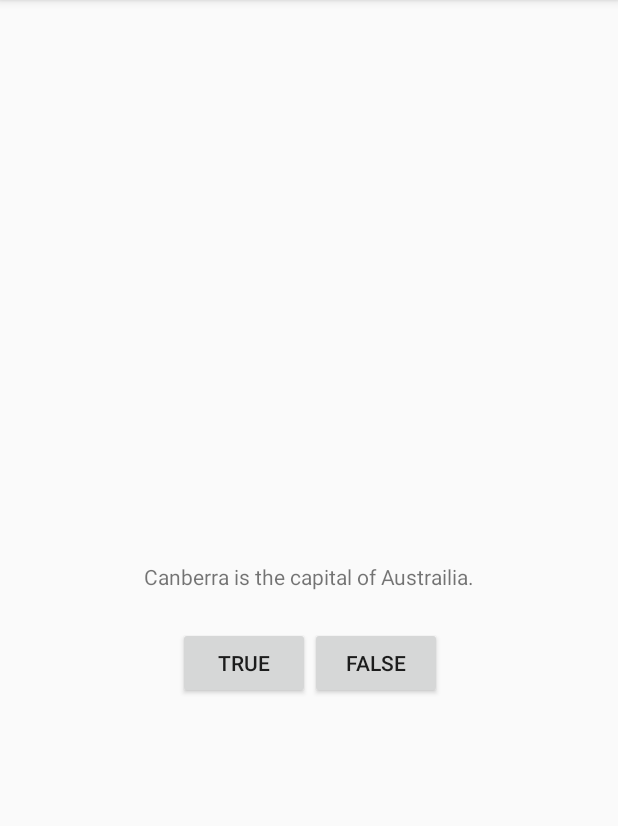
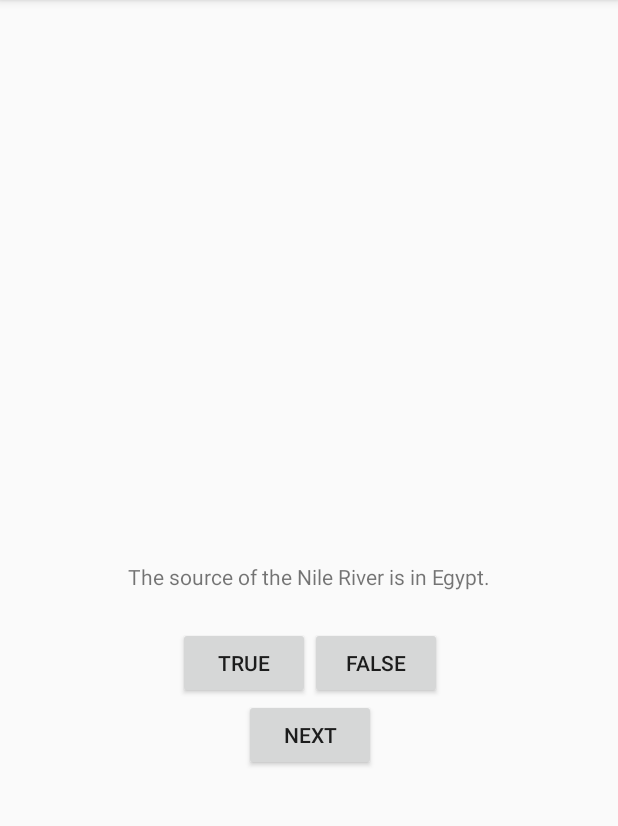
Before and after one commit to edwardho/BigNerdRanchAndroid, an Android app: the QuizActivity screen opened directly, with no data from a screen before it, after a tap on "FALSE", on a phone screen of 412 x 824 dp, the part 84-910 px from its top. Run offline under Robolectric (Android 15) with nearby library versions, the phone set to English and light mode, and no system bars.

Commit message:
Completed BNR - Android - 3e - Chapter 2 - pre-Challenge

```diff
--- /dev/null
+++ b/GeoQuiz/app/src/main/java/android/bignerdranch/com/Question.java
@@ -0,0 +1,28 @@
+package android.bignerdranch.com;
+
+public class Question {
+
+    private int mTextResId;
+    private boolean mAnswerTrue;
+
+    public Question(int textResId, boolean answerTrue) {
+        mTextResId = textResId;
+        mAnswerTrue = answerTrue;
+    }
+
+    public int getTextResId() {
+        return mTextResId;
+    }
+
+    public boolean isAnswerTrue() {
+        return mAnswerTrue;
+    }
+
+    public void setTextResId(int textResId) {
+        mTextResId = textResId;
+    }
+
+    public void setAnswerTrue(boolean answerTrue) {
+        mAnswerTrue = answerTrue;
+    }
+}
--- a/GeoQuiz/app/src/main/java/android/bignerdranch/com/QuizActivity.java
+++ b/GeoQuiz/app/src/main/java/android/bignerdranch/com/QuizActivity.java
@@ -4,34 +4,86 @@
 import android.support.v7.app.AppCompatActivity;
 import android.view.View;
 import android.widget.Button;
+import android.widget.TextView;
 import android.widget.Toast;
 
 public class QuizActivity extends AppCompatActivity {
 
     private Button mTrueButton;
     private Button mFalseButton;
+    private Button mNextButton;
+    private TextView mStatementTextView;
+
+    private Question[] mStatementBank = new Question[] {
+            new Question(R.string.statement_africa, false),
+            new Question(R.string.statement_americas, true),
+            new Question(R.string.statement_asia, true),
+            new Question(R.string.statement_austrailia, true),
+            new Question(R.string.statement_mideast, false),
+            new Question(R.string.statement_oceans, true)
+    };
+
+    private int mCurrentIndex = 0;
 
     @Override
     protected void onCreate(Bundle savedInstanceState) {
         super.onCreate(savedInstanceState);
         setContentView(R.layout.activity_quiz);
 
+        // Configure the true/false statement
+        mStatementTextView = (TextView) findViewById(R.id.tv_quiz_statement);
+        updateQuestion();
+
+        // Configure the True Button
         mTrueButton = (Button) findViewById(R.id.btn_true);
         mTrueButton.setOnClickListener(new View.OnClickListener() {
             @Override
             public void onClick(View view) {
                 // True clicked
-                Toast.makeText(QuizActivity.this, R.string.correct_toast, Toast.LENGTH_LONG).show();
+                checkAnswer(true);
             }
         });
 
+        // Configure the False Button
         mFalseButton = (Button) findViewById(R.id.btn_false);
         mFalseButton.setOnClickListener(new View.OnClickListener() {
             @Override
             public void onClick(View view) {
                 // False clicked
-                Toast.makeText(QuizActivity.this, R.string.incorrect_toast, Toast.LENGTH_LONG).show();
+                checkAnswer(false);
             }
         });
+
+        // Configure the Next Button
+        mNextButton = (Button) findViewById(R.id.btn_next);
+        mNextButton.setOnClickListener(new View.OnClickListener() {
+            @Override
+            public void onClick(View view) {
+                // Next clicked
+                mCurrentIndex = (mCurrentIndex + 1) % mStatementBank.length;
+                updateQuestion();
+            }
+        });
+
+    }
+
+    private void updateQuestion() {
+        int statement = mStatementBank[mCurrentIndex].getTextResId();
+        mStatementTextView.setText(statement);
+    }
+
+    private void checkAnswer(boolean userPressedTrue) {
+        boolean answerIsTrue = mStatementBank[mCurrentIndex].isAnswerTrue();
+
+        int messageResId = 0;
+
+        if (userPressedTrue == answerIsTrue) {
+            messageResId = R.string.correct_toast;
+        }
+        else {
+            messageResId = R.string.incorrect_toast;
+        }
+
+        Toast.makeText(this, messageResId, Toast.LENGTH_SHORT).show();
     }
 }
--- a/GeoQuiz/app/src/main/res/layout/activity_quiz.xml
+++ b/GeoQuiz/app/src/main/res/layout/activity_quiz.xml
@@ -11,12 +11,12 @@
         android:id="@+id/tv_quiz_statement"
         android:layout_width="wrap_content"
         android:layout_height="wrap_content"
-        android:text="Canberra is the capital of Austrailia."
         app:layout_constraintBottom_toBottomOf="parent"
         app:layout_constraintLeft_toLeftOf="parent"
         app:layout_constraintRight_toRightOf="parent"
         app:layout_constraintTop_toTopOf="parent"
-        android:padding="24dp"/>
+        android:padding="24dp"
+        android:gravity="center_horizontal"/>
 
     <LinearLayout
         android:id="@+id/ll_button_group"
@@ -41,4 +41,13 @@
 
     </LinearLayout>
 
+    <Button
+        android:id="@+id/btn_next"
+        android:layout_width="wrap_content"
+        android:layout_height="wrap_content"
+        android:text="@string/next_button"
+        app:layout_constraintTop_toBottomOf="@+id/ll_button_group"
+        app:layout_constraintLeft_toLeftOf="@+id/ll_button_group"
+        app:layout_constraintRight_toRightOf="@+id/ll_button_group" />
+
 </android.support.constraint.ConstraintLayout>
--- a/GeoQuiz/app/src/main/res/values/strings.xml
+++ b/GeoQuiz/app/src/main/res/values/strings.xml
@@ -1,7 +1,20 @@
 <resources>
     <string name="app_name">GeoQuiz</string>
+
+    <!-- Button strings -->
     <string name="true_button">TRUE</string>
     <string name="false_button">FALSE</string>
+    <string name="next_button">NEXT</string>
+
+    <!-- Toast strings -->
     <string name="correct_toast">Correct!</string>
-    <string name="incorrect_toast">Inorrect!</string>
+    <string name="incorrect_toast">Incorrect!</string>
+
+    <!-- Geography questions -->
+    <string name="statement_austrailia">Canberra is the capital of Austrailia.</string>
+    <string name="statement_oceans">The Pacific Ocean is larger than the Atlantic Ocean.</string>
+    <string name="statement_mideast">The Suez Canal connects the Red Sea and the Indian Ocean.</string>
+    <string name="statement_africa">The source of the Nile River is in Egypt.</string>
+    <string name="statement_americas">The Amazon River is the longest river in the Americas.</string>
+    <string name="statement_asia">Lake Baikal is the world\'s oldest and deepest freshwater lake.</string>
 </resources>
```
